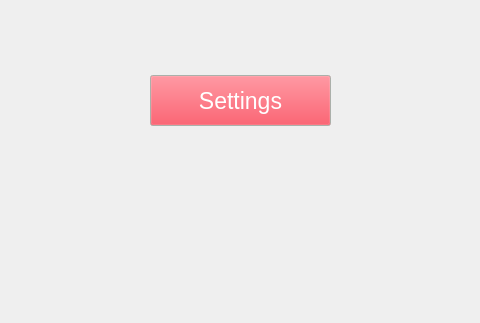
Old version of the form leddargui/mainwindow.ui in the repository SCCapstone/Sense-Able; both pictures show x 191 to 671 and y 403 to 726 of the 892 by 726 pixel window.
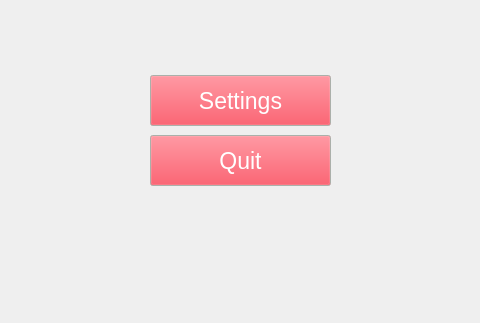
New version of the form. The open tabs and pages were chosen to show the change.

Commit message: I added a Quit button while I wait on Caleb to finish a few things

The edit to the form file:
```diff
--- a/leddargui/mainwindow.ui
+++ b/leddargui/mainwindow.ui
@@ -1302,6 +1302,88 @@
            <string>Read Data </string>
           </property>
          </widget>
+         <widget class="QPushButton" name="QuitButton">
+          <property name="geometry">
+           <rect>
+            <x>330</x>
+            <y>510</y>
+            <width>181</width>
+            <height>51</height>
+           </rect>
+          </property>
+          <property name="palette">
+           <palette>
+            <active>
+             <colorrole role="Button">
+              <brush brushstyle="SolidPattern">
+               <color alpha="255">
+                <red>245</red>
+                <green>36</green>
+                <blue>54</blue>
+               </color>
+              </brush>
+             </colorrole>
+             <colorrole role="ButtonText">
+              <brush brushstyle="SolidPattern">
+               <color alpha="255">
+                <red>255</red>
+                <green>255</green>
+                <blue>255</blue>
+               </color>
+              </brush>
+             </colorrole>
+            </active>
+            <inactive>
+             <colorrole role="Button">
+              <brush brushstyle="SolidPattern">
+               <color alpha="255">
+                <red>245</red>
+                <green>36</green>
+                <blue>54</blue>
+               </color>
+              </brush>
+             </colorrole>
+             <colorrole role="ButtonText">
+              <brush brushstyle="SolidPattern">
+               <color alpha="255">
+                <red>255</red>
+                <green>255</green>
+                <blue>255</blue>
+               </color>
+              </brush>
+             </colorrole>
+            </inactive>
+            <disabled>
+             <colorrole role="Button">
+              <brush brushstyle="SolidPattern">
+               <color alpha="255">
+                <red>245</red>
+                <green>36</green>
+                <blue>54</blue>
+               </color>
+              </brush>
+             </colorrole>
+             <colorrole role="ButtonText">
+              <brush brushstyle="SolidPattern">
+               <color alpha="255">
+                <red>190</red>
+                <green>190</green>
+                <blue>190</blue>
+               </color>
+              </brush>
+             </colorrole>
+            </disabled>
+           </palette>
+          </property>
+          <property name="font">
+           <font>
+            <pointsize>17</pointsize>
+           </font>
+          </property>
+          <property name="text">
+           <string>Quit</string>
+          </property>
+         </widget>
         </widget>
         <widget class="QWidget" name="page_3">
          <widget class="QLabel" name="settingsLabel">
```
Left out of the diff: 2 changed lines with no effect on the pictures. The commit also changes 2 other files.
